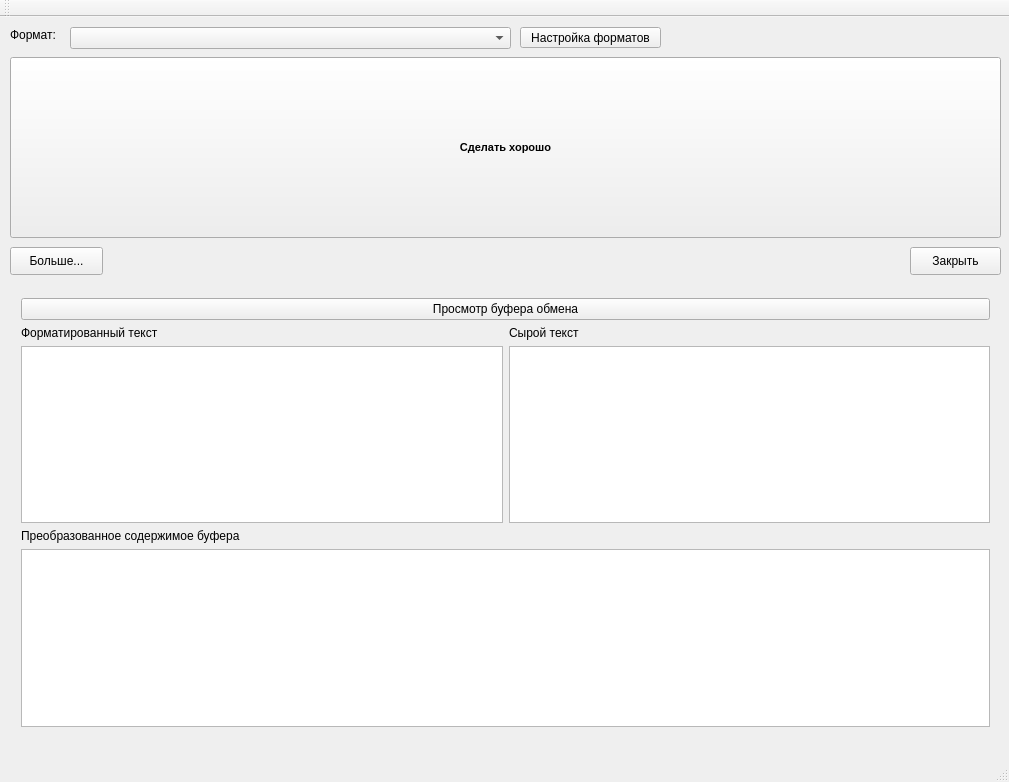
This is MainWindow.ui in xintrea/clipfixer as Qt 5 draws it before an edit. The edited form follows.
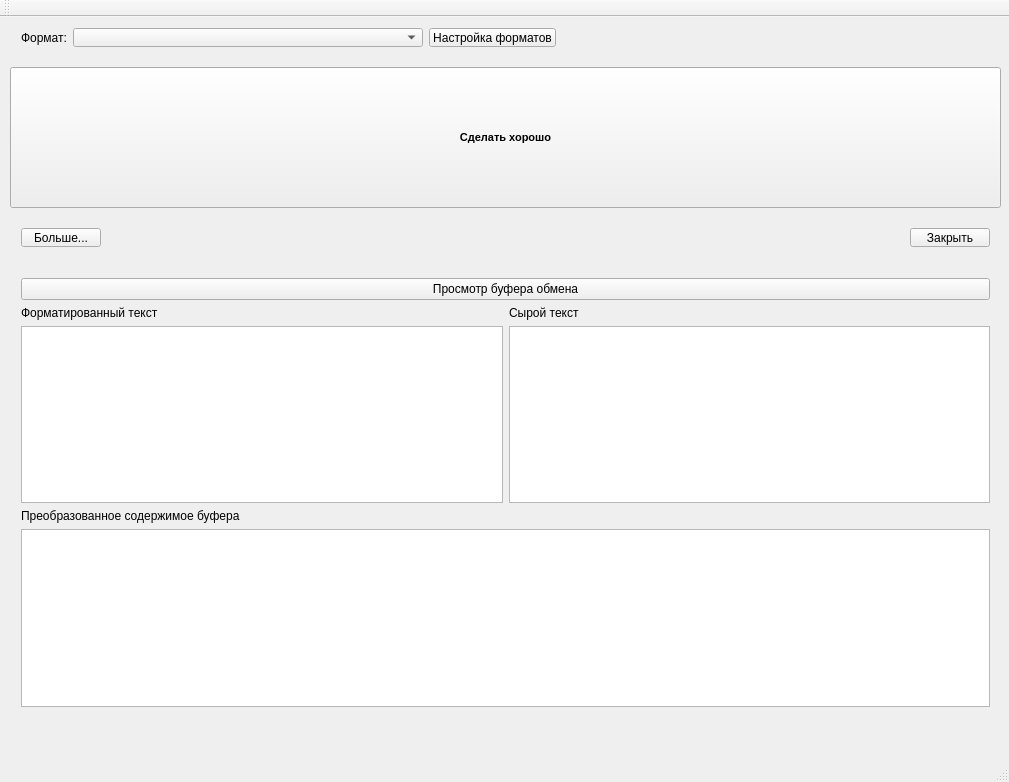
This is the edited form.

Commit message: Все экранные виджеты объединены в слои

Patch:
```diff
--- a/MainWindow.ui
+++ b/MainWindow.ui
@@ -14,49 +14,13 @@
    <string>MainWindow</string>
   </property>
   <widget class="QWidget" name="centralWidget">
-   <widget class="QPushButton" name="setupDataFormatButton">
-    <property name="geometry">
-     <rect>
-      <x>520</x>
-      <y>10</y>
-      <width>141</width>
-      <height>21</height>
-     </rect>
-    </property>
-    <property name="text">
-     <string>Настройка форматов</string>
-    </property>
-   </widget>
-   <widget class="QComboBox" name="currentDataFormatComboBox">
-    <property name="geometry">
-     <rect>
-      <x>70</x>
-      <y>10</y>
-      <width>441</width>
-      <height>22</height>
-     </rect>
-    </property>
-   </widget>
-   <widget class="QLabel" name="label_3">
-    <property name="geometry">
-     <rect>
-      <x>10</x>
-      <y>10</y>
-      <width>55</width>
-      <height>16</height>
-     </rect>
-    </property>
-    <property name="text">
-     <string>Формат:</string>
-    </property>
-   </widget>
    <widget class="QPushButton" name="processingButton">
     <property name="geometry">
      <rect>
       <x>10</x>
-      <y>40</y>
+      <y>50</y>
       <width>991</width>
-      <height>181</height>
+      <height>141</height>
      </rect>
     </property>
     <property name="font">
@@ -73,39 +37,13 @@
      <bool>true</bool>
     </property>
    </widget>
-   <widget class="QPushButton" name="closeButton">
-    <property name="geometry">
-     <rect>
-      <x>910</x>
-      <y>230</y>
-      <width>91</width>
-      <height>28</height>
-     </rect>
-    </property>
-    <property name="text">
-     <string>Закрыть</string>
-    </property>
-   </widget>
-   <widget class="QPushButton" name="additionToolsButton">
-    <property name="geometry">
-     <rect>
-      <x>10</x>
-      <y>230</y>
-      <width>93</width>
-      <height>28</height>
-     </rect>
-    </property>
-    <property name="text">
-     <string>Больше...</string>
-    </property>
-   </widget>
    <widget class="QWidget" name="additionToolsWidget" native="true">
     <property name="geometry">
      <rect>
       <x>10</x>
-      <y>270</y>
+      <y>250</y>
       <width>991</width>
-      <height>471</height>
+      <height>461</height>
      </rect>
     </property>
     <widget class="QWidget" name="verticalLayoutWidget_3">
@@ -173,6 +111,94 @@
      </layout>
     </widget>
    </widget>
+   <widget class="QWidget" name="horizontalLayoutWidget">
+    <property name="geometry">
+     <rect>
+      <x>10</x>
+      <y>0</y>
+      <width>991</width>
+      <height>41</height>
+     </rect>
+    </property>
+    <layout class="QHBoxLayout" name="horizontalLayout_2">
+     <item>
+      <widget class="QLabel" name="label_3">
+       <property name="text">
+        <string>Формат:</string>
+       </property>
+      </widget>
+     </item>
+     <item>
+      <widget class="QComboBox" name="currentDataFormatComboBox">
+       <property name="minimumSize">
+        <size>
+         <width>350</width>
+         <height>0</height>
+        </size>
+       </property>
+      </widget>
+     </item>
+     <item>
+      <widget class="QPushButton" name="setupDataFormatButton">
+       <property name="text">
+        <string>Настройка форматов</string>
+       </property>
+      </widget>
+     </item>
+     <item>
+      <spacer name="horizontalSpacer">
+       <property name="orientation">
+        <enum>Qt::Horizontal</enum>
+       </property>
+       <property name="sizeHint" stdset="0">
+        <size>
+         <width>40</width>
+         <height>20</height>
+        </size>
+       </property>
+      </spacer>
+     </item>
+    </layout>
+   </widget>
+   <widget class="QWidget" name="horizontalLayoutWidget_2">
+    <property name="geometry">
+     <rect>
+      <x>10</x>
+      <y>200</y>
+      <width>991</width>
+      <height>41</height>
+     </rect>
+    </property>
+    <layout class="QHBoxLayout" name="horizontalLayout_3">
+     <item>
+      <widget class="QPushButton" name="additionToolsButton">
+       <property name="text">
+        <string>Больше...</string>
+       </property>
+      </widget>
+     </item>
+     <item>
+      <spacer name="horizontalSpacer_2">
+       <property name="orientation">
+        <enum>Qt::Horizontal</enum>
+       </property>
+       <property name="sizeHint" stdset="0">
+        <size>
+         <width>40</width>
+         <height>20</height>
+        </size>
+       </property>
+      </spacer>
+     </item>
+     <item>
+      <widget class="QPushButton" name="closeButton">
+       <property name="text">
+        <string>Закрыть</string>
+       </property>
+      </widget>
+     </item>
+    </layout>
+   </widget>
   </widget>
   <widget class="QMenuBar" name="menuBar">
    <property name="geometry">
```
The commit also changes 2 other files.
